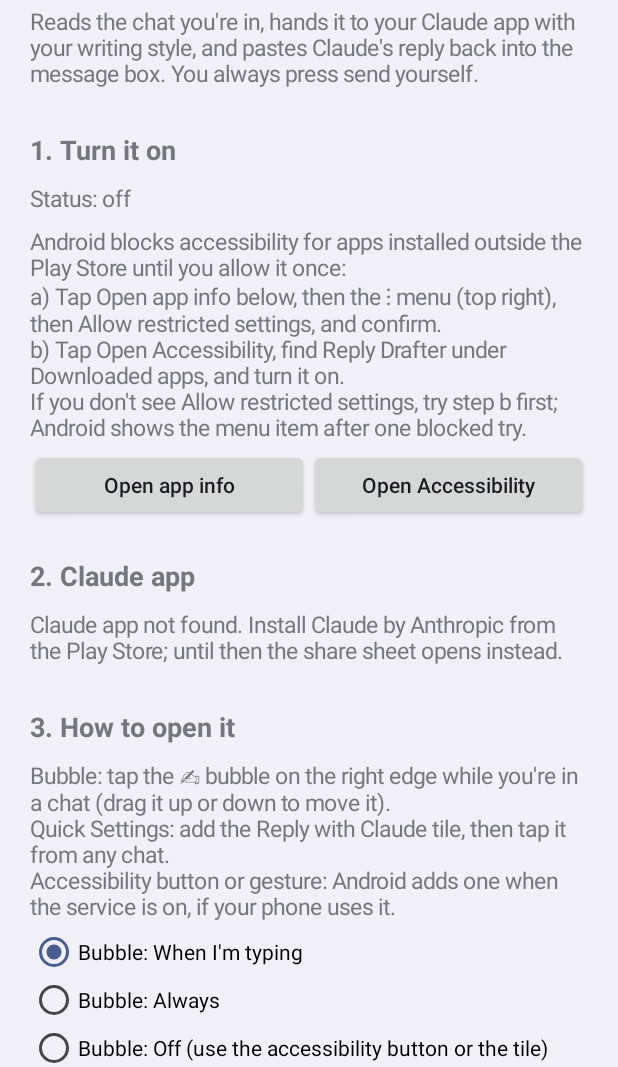
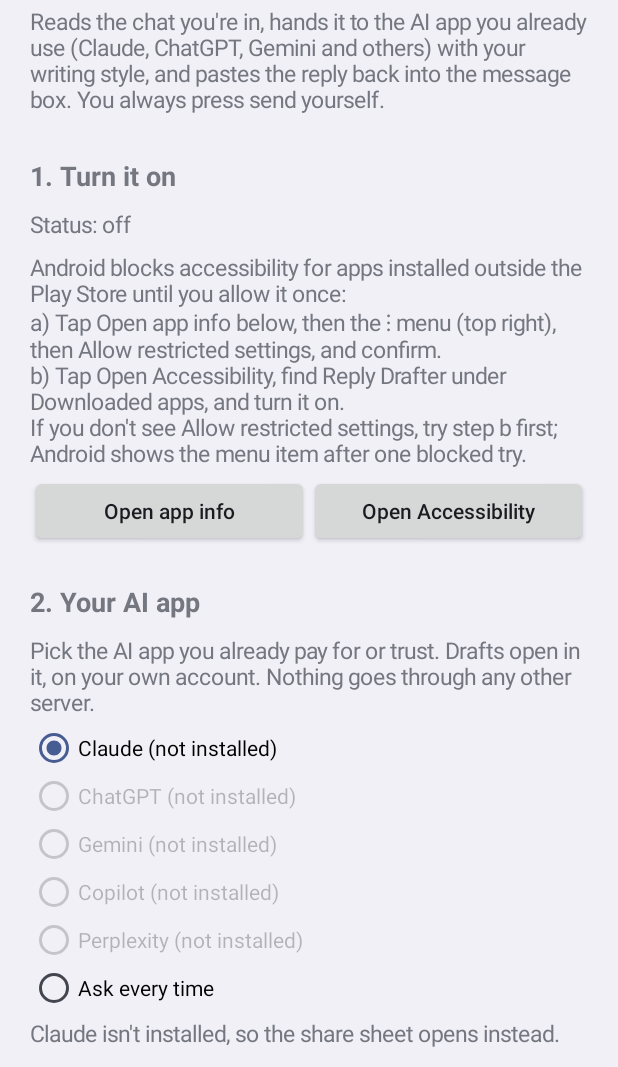
Before and after one commit to pokeehokee/Conversation-drafter, an Android app: the screen it shows after launch (MainActivity), on a phone screen of 412 x 824 dp, the part 169-1236 px from its top. Run offline under Robolectric (Android 15) with nearby library versions, the phone set to English and light mode, and no system bars.

Commit message:
Faster reply loop, backup, and a choice of AI app
- Paste reply pill above the message box when you come back to the chat
- Prompt no longer left on the clipboard; fallback copy is marked sensitive
- Backup on for settings and learned style only
- Long-press the bubble to draft with the chat's last tone; tone remembered per chat (hashed key)
- Pick Claude, ChatGPT, Gemini, Copilot, Perplexity or ask every time;
  shares straight in where the app takes text, else copies and opens it
- Tile and panel say Draft reply

Co-Authored-By: Claude Opus 5.5 <noreply@anthropic.com>

```diff
--- /dev/null
+++ b/app/src/main/kotlin/com/devin/replydrafter/AiHandoff.kt
@@ -0,0 +1,92 @@
+package com.devin.replydrafter
+
+import android.content.ActivityNotFoundException
+import android.content.ClipData
+import android.content.ClipboardManager
+import android.content.Context
+import android.content.Intent
+import android.net.Uri
+import android.os.PersistableBundle
+
+/** The AI apps the user can draft in. Each one runs on the user's own account and plan. */
+enum class AiTarget(val label: String, val packageName: String?) {
+    CLAUDE("Claude", "com.anthropic.claude"),
+    CHATGPT("ChatGPT", "com.openai.chatgpt"),
+    GEMINI("Gemini", "com.google.android.apps.bard"),
+    COPILOT("Copilot", "com.microsoft.copilot"),
+    PERPLEXITY("Perplexity", "ai.perplexity.app.android"),
+    ASK("Ask every time", null),
+}
+
+/**
+ * Hands the prompt to the AI app the user picked, with Android's standard Share intent, so the reply
+ * is written on their own subscription. Never calls an API and never drives the other app.
+ *
+ * Order of tries:
+ * 1. The picked app takes shared text (or the screenshot): share straight into it.
+ * 2. It's installed but takes no shared text: copy the prompt (marked sensitive, so keyboards and
+ *    clipboard previews hide it) and open the app, for the user to paste.
+ * 3. Not installed, or "Ask every time": the system share sheet.
+ */
+object AiHandoff {
+    /** Package names of every AI app we know, so the reader ignores their windows. */
+    val packages: Set<String> = AiTarget.entries.mapNotNull { it.packageName }.toSet()
+
+    /** Needs the <queries> entries in the manifest (Android 11+ package visibility). */
+    fun isInstalled(context: Context, target: AiTarget): Boolean {
+        val pkg = target.packageName ?: return true
+        return context.packageManager.getLaunchIntentForPackage(pkg) != null
+    }
+
+    /** @return a short status line for the user. */
+    fun share(context: Context, target: AiTarget, prompt: String, screenshot: Uri?): String {
+        val send = Intent(Intent.ACTION_SEND).apply {
+            putExtra(Intent.EXTRA_TEXT, prompt)
+            if (screenshot != null) {
+                type = "image/jpeg"
+                putExtra(Intent.EXTRA_STREAM, screenshot)
+                clipData = ClipData.newRawUri("Chat screenshot", screenshot)
+                addFlags(Intent.FLAG_GRANT_READ_URI_PERMISSION)
+            } else {
+                type = "text/plain"
+            }
+            addFlags(Intent.FLAG_ACTIVITY_NEW_TASK)
+        }
+
+        val pkg = target.packageName
+        if (pkg != null && isInstalled(context, target)) {
+            val direct = Intent(send).setPackage(pkg)
+            if (direct.resolveActivity(context.packageManager) != null) {
+                try {
+                    context.startActivity(direct)
+                    return "Opened ${target.label}. Send it there, copy the reply, then come back and tap Paste reply."
+                } catch (_: ActivityNotFoundException) {
+                    // Fall through to the next try.
+                }
+            }
+            // A screenshot can't go on the clipboard, so that case uses the share sheet below.
+            val launch = context.packageManager.getLaunchIntentForPackage(pkg)
+            if (screenshot == null && launch != null) {
+                copySensitive(context, prompt)
+                context.startActivity(launch.addFlags(Intent.FLAG_ACTIVITY_NEW_TASK))
+                return "Opened ${target.label}. Paste the prompt (it's on your clipboard), send it, then copy the reply."
+            }
+        }
+
+        val chooser = Intent.createChooser(send, "Draft the reply in…").addFlags(Intent.FLAG_ACTIVITY_NEW_TASK)
+        context.startActivity(chooser)
+        return when {
+            pkg != null && !isInstalled(context, target) -> "${target.label} isn't installed, so pick an AI app here."
+            else -> "Pick your AI app. Send the prompt there, then copy the reply."
+        }
+    }
+
+    /** The prompt holds both sides of the chat, so keep it out of clipboard history and paste previews. */
+    private fun copySensitive(context: Context, text: String) {
+        val clip = ClipData.newPlainText("Reply prompt", text).apply {
+            // ClipDescription.EXTRA_IS_SENSITIVE (Android 13+); older versions ignore it.
+            description.extras = PersistableBundle().apply { putBoolean("android.content.extra.IS_SENSITIVE", true) }
+        }
+        context.getSystemService(ClipboardManager::class.java)?.setPrimaryClip(clip)
+    }
+}
--- a/app/src/main/kotlin/com/devin/replydrafter/ClaudeHandoff.kt
+++ /dev/null
@@ -1,52 +0,0 @@
-package com.devin.replydrafter
-
-import android.content.ActivityNotFoundException
-import android.content.ClipData
-import android.content.ClipboardManager
-import android.content.Context
-import android.content.Intent
-import android.net.Uri
-
-/**
- * Hands the prompt to the official Claude app with Android's standard Share intent, so the reply
- * is written on the user's own Claude subscription. Falls back to the system share sheet.
- */
-object ClaudeHandoff {
-    const val CLAUDE_PACKAGE = "com.anthropic.claude"
-
-    /** Needs the <queries> entry for the Claude package in the manifest (Android 11+ package visibility). */
-    fun isClaudeInstalled(context: Context): Boolean =
-        context.packageManager.getLaunchIntentForPackage(CLAUDE_PACKAGE) != null
-
-    /** @return a short status line for the user. */
-    fun share(context: Context, prompt: String, screenshot: Uri?): String {
-        // Backup copy, in case the Claude app opens without the text filled in.
-        context.getSystemService(ClipboardManager::class.java)
-            ?.setPrimaryClip(ClipData.newPlainText("Reply prompt", prompt))
-
-        val send = Intent(Intent.ACTION_SEND).apply {
-            putExtra(Intent.EXTRA_TEXT, prompt)
-            if (screenshot != null) {
-                type = "image/jpeg"
-                putExtra(Intent.EXTRA_STREAM, screenshot)
-                clipData = ClipData.newRawUri("Chat screenshot", screenshot)
-                addFlags(Intent.FLAG_GRANT_READ_URI_PERMISSION)
-            } else {
-                type = "text/plain"
-            }
-            addFlags(Intent.FLAG_ACTIVITY_NEW_TASK)
-        }
-
-        if (isClaudeInstalled(context)) {
-            try {
-                context.startActivity(Intent(send).setPackage(CLAUDE_PACKAGE))
-                return "Opened Claude. Tap send there, then copy the reply."
-            } catch (_: ActivityNotFoundException) {
-                // This Claude version has no matching share target; use the share sheet.
-            }
-        }
-        val chooser = Intent.createChooser(send, "Send to Claude").addFlags(Intent.FLAG_ACTIVITY_NEW_TASK)
-        context.startActivity(chooser)
-        return "Pick Claude in the share sheet. The prompt is also on your clipboard."
-    }
-}
--- a/app/src/main/kotlin/com/devin/replydrafter/MainActivity.kt
+++ b/app/src/main/kotlin/com/devin/replydrafter/MainActivity.kt
@@ -29,7 +29,8 @@ class MainActivity : Activity() {
 
     private lateinit var settings: Settings
     private lateinit var serviceStatus: TextView
-    private lateinit var claudeStatus: TextView
+    private lateinit var aiStatus: TextView
+    private val aiButtons = mutableListOf<Pair<AiTarget, RadioButton>>()
     private lateinit var sampleCount: TextView
 
     private val density by lazy { resources.displayMetrics.density }
@@ -47,7 +48,7 @@ class MainActivity : Activity() {
         setContentView(scroll)
 
         col.addView(heading("Reply Drafter", 24f))
-        col.addView(body("Reads the chat you're in, hands it to your Claude app with your writing style, and pastes Claude's reply back into the message box. You always press send yourself."))
+        col.addView(body("Reads the chat you're in, hands it to the AI app you already use (Claude, ChatGPT, Gemini and others) with your writing style, and pastes the reply back into the message box. You always press send yourself."))
 
         // 1. Turn it on
         col.addView(section("1. Turn it on"))
@@ -66,15 +67,28 @@ class MainActivity : Activity() {
             button("Open Accessibility") { startActivity(Intent(SystemSettings.ACTION_ACCESSIBILITY_SETTINGS)) },
         ))
 
-        // 2. Claude app
-        col.addView(section("2. Claude app"))
-        claudeStatus = body("")
-        col.addView(claudeStatus)
+        // 2. AI app
+        col.addView(section("2. Your AI app"))
+        col.addView(body("Pick the AI app you already pay for or trust. Drafts open in it, on your own account. Nothing goes through any other server."))
+        val ais = RadioGroup(this)
+        AiTarget.entries.forEachIndexed { i, t ->
+            val rb = RadioButton(this).apply { id = 4000 + i; isChecked = settings.aiTarget == t }
+            aiButtons += t to rb
+            ais.addView(rb)
+        }
+        ais.setOnCheckedChangeListener { _, id ->
+            settings.aiTarget = AiTarget.entries[id - 4000]
+            refresh()
+        }
+        col.addView(ais)
+        aiStatus = body("")
+        col.addView(aiStatus)
 
         // 3. How to open it
         col.addView(section("3. How to open it"))
-        col.addView(body("Bubble: tap the ✍ bubble on the right edge while you're in a chat (drag it up or down to move it).\n" +
-            "Quick Settings: add the Reply with Claude tile, then tap it from any chat.\n" +
+        col.addView(body("Bubble: tap the ✍ bubble on the right edge while you're in a chat (drag it up or down to move it). " +
+            "Long-press it to draft at once with that chat's last tone.\n" +
+            "Quick Settings: add the Draft reply tile, then tap it from any chat.\n" +
             "Accessibility button or gesture: Android adds one when the service is on, if your phone uses it."))
         val modes = RadioGroup(this)
         BubbleMode.entries.forEachIndexed { i, m ->
@@ -85,10 +99,16 @@ class MainActivity : Activity() {
             ReplyDrafterService.instance?.applyBubbleMode()
         }
         col.addView(modes)
+        col.addView(Switch(this).apply {
+            text = "Long-press the bubble to draft right away"
+            isChecked = settings.longPressDrafts
+            setOnCheckedChangeListener { _, on -> settings.longPressDrafts = on }
+        })
+        col.addView(body("When you come back to the chat, a Paste reply pill shows above the message box. Copy the reply in your AI app first, then tap it."))
 
         // 4. Replies
         col.addView(section("4. Replies"))
-        col.addView(body("Default tone (you can change it each time in the panel):"))
+        col.addView(body("Default tone. Each chat remembers the last tone you used there:"))
         col.addView(Spinner(this).apply {
             adapter = ArrayAdapter(this@MainActivity, android.R.layout.simple_spinner_dropdown_item, Tone.entries.map { it.label })
             setSelection(Tone.entries.indexOf(settings.defaultTone))
@@ -154,8 +174,9 @@ class MainActivity : Activity() {
 
         col.addView(section("Privacy"))
         col.addView(body("The app reads a chat only when you tap it. Your style samples and notes stay on this phone. " +
-            "The chat and a few of your samples go to Claude only through the Claude app, when you press send there. " +
-            "If an app hides its text, a screenshot of the chat is shared to Claude instead."))
+            "The chat and a few of your samples go to your AI app only when you press send there. " +
+            "If an app hides its text, a screenshot of the chat is shared instead. " +
+            "Settings, your learned style and per-chat tones (kept as codes, not names) are included in your phone's backup, so they come back after a reinstall. Chats are never backed up."))
     }
 
     override fun onResume() {
@@ -165,10 +186,16 @@ class MainActivity : Activity() {
 
     private fun refresh() {
         serviceStatus.text = if (ReplyDrafterService.instance != null) "Status: on ✓" else "Status: off"
-        claudeStatus.text = if (ClaudeHandoff.isClaudeInstalled(this)) {
-            "Claude app found ✓. Drafts open in it, on your own Claude plan."
-        } else {
-            "Claude app not found. Install Claude by Anthropic from the Play Store; until then the share sheet opens instead."
+        for ((t, rb) in aiButtons) {
+            val installed = AiHandoff.isInstalled(this, t)
+            rb.text = if (t.packageName == null || installed) t.label else "${t.label} (not installed)"
+            rb.isEnabled = installed || rb.isChecked
+        }
+        val ai = settings.aiTarget
+        aiStatus.text = when {
+            ai == AiTarget.ASK -> "Android's share sheet opens each time, so you can pick any app."
+            AiHandoff.isInstalled(this, ai) -> "${ai.label} found ✓. Drafts open in it, on your own plan."
+            else -> "${ai.label} isn't installed, so the share sheet opens instead."
         }
         sampleCount.text = "Learned samples: ${settings.loadStyle().samples.size}"
     }
--- a/app/src/main/kotlin/com/devin/replydrafter/ReplyTileService.kt
+++ b/app/src/main/kotlin/com/devin/replydrafter/ReplyTileService.kt
@@ -3,7 +3,7 @@ package com.devin.replydrafter
 import android.service.quicksettings.Tile
 import android.service.quicksettings.TileService
 
-/** Quick Settings tile: pull down the shade, tap "Reply with Claude", get the panel over the chat. */
+/** Quick Settings tile: pull down the shade, tap "Draft reply", get the panel over the chat. */
 class ReplyTileService : TileService() {
 
     override fun onStartListening() {
--- a/app/src/main/kotlin/com/devin/replydrafter/Settings.kt
+++ b/app/src/main/kotlin/com/devin/replydrafter/Settings.kt
@@ -42,6 +42,24 @@ class Settings(context: Context) {
         get() = prefs.getString(KEY_NOTES, "").orEmpty()
         set(v) = prefs.edit().putString(KEY_NOTES, v).apply()
 
+    /** Which AI app drafts the reply. */
+    var aiTarget: AiTarget
+        get() = enumOr(prefs.getString(KEY_AI, null), AiTarget.CLAUDE)
+        set(v) = prefs.edit().putString(KEY_AI, v.name).apply()
+
+    /** Long-press the bubble to draft at once with this chat's last tone, skipping the panel. */
+    var longPressDrafts: Boolean
+        get() = prefs.getBoolean(KEY_LONG_PRESS, true)
+        set(v) = prefs.edit().putBoolean(KEY_LONG_PRESS, v).apply()
+
+    /** The last tone used in one chat. [chatKey] is a hash from ChatKey, never a name. */
+    fun toneFor(chatKey: String): Tone? =
+        prefs.getString(KEY_TONE_PREFIX + chatKey, null)?.let { n -> Tone.entries.firstOrNull { it.name == n } }
+
+    fun rememberTone(chatKey: String, tone: Tone) {
+        prefs.edit().putString(KEY_TONE_PREFIX + chatKey, tone.name).apply()
+    }
+
     var bubbleY: Int
         get() = prefs.getInt(KEY_BUBBLE_Y, -1)
         set(v) = prefs.edit().putInt(KEY_BUBBLE_Y, v).apply()
@@ -64,5 +82,8 @@ class Settings(context: Context) {
         const val KEY_SAMPLES = "style_samples"
         const val KEY_BUBBLE_Y = "bubble_y"
         const val KEY_DEPTH = "history_depth"
+        const val KEY_AI = "ai_target"
+        const val KEY_LONG_PRESS = "long_press_drafts"
+        const val KEY_TONE_PREFIX = "tone_"
     }
 }
--- a/app/src/main/kotlin/com/devin/replydrafter/ShotProvider.kt
+++ b/app/src/main/kotlin/com/devin/replydrafter/ShotProvider.kt
@@ -11,7 +11,7 @@ import java.io.File
 import java.io.FileNotFoundException
 
 /**
- * Serves the one fallback screenshot to the Claude app, read-only, by temporary URI grant.
+ * Serves the one fallback screenshot to the chosen AI app, read-only, by temporary URI grant.
  * A tiny stand-in for androidx FileProvider so the app has no library dependencies.
  */
 class ShotProvider : ContentProvider() {
--- a/app/src/main/res/values/strings.xml
+++ b/app/src/main/res/values/strings.xml
@@ -2,7 +2,7 @@
 <resources>
     <string name="app_name">Reply Drafter</string>
     <string name="service_label">Reply Drafter</string>
-    <string name="tile_label">Reply with Claude</string>
-    <string name="service_summary">Drafts chat replies in your Claude app</string>
-    <string name="service_description">When you tap the bubble, the Reply with Claude tile or the accessibility button, Reply Drafter reads the chat on screen (scrolling back a little to get earlier messages), and opens your Claude app with it so Claude can draft a reply in your style. It can then paste Claude\'s reply into the message box. It never sends a message, and it reads nothing until you tap it. Only your own messages are kept on this phone, to learn how you write.</string>
+    <string name="tile_label">Draft reply</string>
+    <string name="service_summary">Drafts chat replies in the AI app you pick</string>
+    <string name="service_description">When you tap the bubble, the Draft reply tile or the accessibility button, Reply Drafter reads the chat on screen (scrolling back a little to get earlier messages), and opens the AI app you picked (such as Claude, ChatGPT or Gemini) with it, so the AI can draft a reply in your style. It can then paste the reply you copied into the message box. It never sends a message, and it reads nothing until you tap it. Only your own messages are kept on this phone, to learn how you write.</string>
 </resources>
--- /dev/null
+++ b/app/src/main/res/xml/backup_rules.xml
@@ -0,0 +1,5 @@
+<?xml version="1.0" encoding="utf-8"?>
+<!-- Android 11: back up only settings and the learned style (your own messages). Nothing else. -->
+<full-backup-content>
+    <include domain="sharedpref" path="reply_drafter.xml" />
+</full-backup-content>
```
Also changed, not shown: app/src/main/AndroidManifest.xml (+10 -3 lines), app/src/main/kotlin/com/devin/replydrafter/Overlay.kt (+91 -9 lines), app/src/main/kotlin/com/devin/replydrafter/ReplyDrafterService.kt (+86 -12 lines), app/src/main/kotlin/com/devin/replydrafter/core/ChatKey.kt (added, +15 -0 lines), app/src/main/res/xml/data_extraction_rules.xml (added, +11 -0 lines), 2 other files.
